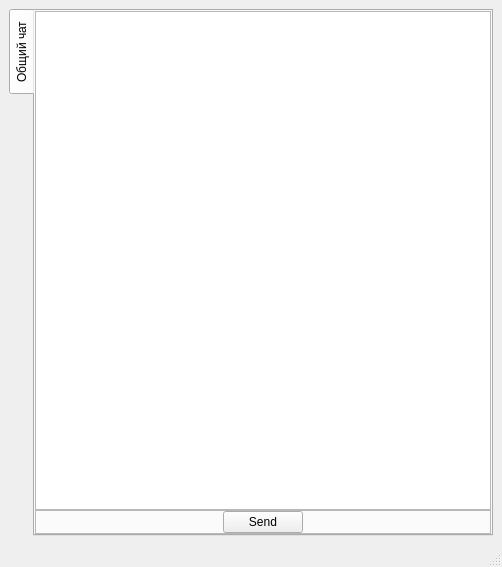
Before: the Qt Designer form mainwindow.ui in UsualUserForGit/QTInstantMessagingClient, drawn with Qt 5.
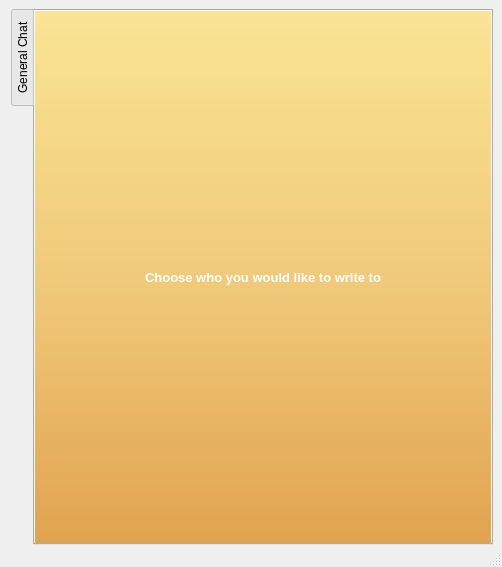
After: the same form once the commit is applied.

The edit to the form file:
```diff
--- a/mainwindow.ui
+++ b/mainwindow.ui
@@ -15,8 +15,14 @@
   </property>
   <widget class="QWidget" name="centralwidget">
    <layout class="QGridLayout" name="gridLayout" rowstretch="0">
+    <property name="bottomMargin">
+     <number>0</number>
+    </property>
     <item row="0" column="0" colspan="2">
      <widget class="QTabWidget" name="tabWidget">
+      <property name="styleSheet">
+       <string notr="true">QTabBar::tab:last{background-color:yellow; width: 0; height:0}</string>
+      </property>
       <property name="tabPosition">
        <enum>QTabWidget::West</enum>
       </property>
@@ -24,11 +30,20 @@
        <enum>QTabWidget::Rounded</enum>
       </property>
       <property name="currentIndex">
-       <number>0</number>
+       <number>1</number>
       </property>
-      <widget class="QWidget" name="tab">
+      <property name="documentMode">
+       <bool>false</bool>
+      </property>
+      <property name="tabBarAutoHide">
+       <bool>false</bool>
+      </property>
+      <widget class="QWidget" name="generalChat_tab">
+       <property name="styleSheet">
+        <string notr="true"/>
+       </property>
        <attribute name="title">
-        <string>Общий чат</string>
+        <string>General Chat</string>
        </attribute>
        <layout class="QVBoxLayout" name="verticalLayout">
         <property name="spacing">
@@ -54,6 +69,9 @@
             <verstretch>0</verstretch>
            </sizepolicy>
           </property>
+          <property name="styleSheet">
+           <string notr="true"/>
+          </property>
          </widget>
         </item>
         <item>
@@ -98,6 +116,50 @@
         </item>
        </layout>
       </widget>
+      <widget class="QWidget" name="splashScreen_tab">
+       <property name="styleSheet">
+        <string notr="true"/>
+       </property>
+       <attribute name="title">
+        <string/>
+       </attribute>
+       <layout class="QHBoxLayout" name="horizontalLayout">
+        <property name="spacing">
+         <number>0</number>
+        </property>
+        <property name="leftMargin">
+         <number>0</number>
+        </property>
+        <property name="topMargin">
+         <number>0</number>
+        </property>
+        <property name="rightMargin">
+         <number>0</number>
+        </property>
+        <property name="bottomMargin">
+         <number>0</number>
+        </property>
+        <item>
+         <widget class="QLabel" name="splashScreen_label">
+          <property name="font">
+           <font>
+            <pointsize>10</pointsize>
+            <bold>true</bold>
+           </font>
+          </property>
+          <property name="styleSheet">
+           <string notr="true">background: qlineargradient(x1:1, y1:0, x2:1, y2:1,  stop:0 #FAE495, stop: 0.5 #F0CA7A, stop:1 #E1A350); color:white;</string>
+          </property>
+          <property name="text">
+           <string>Choose who you would like to write to</string>
+          </property>
+          <property name="alignment">
+           <set>Qt::AlignCenter</set>
+          </property>
+         </widget>
+        </item>
+       </layout>
+      </widget>
      </widget>
     </item>
    </layout>
```
